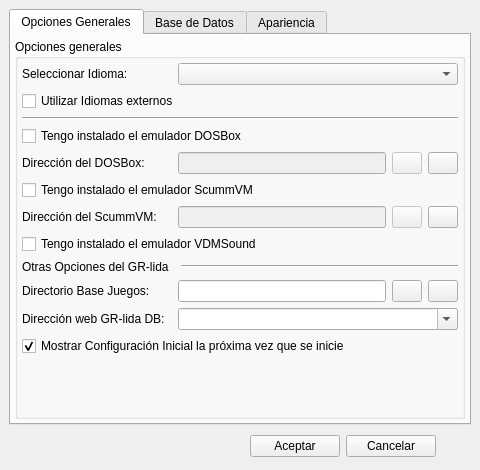
Monthy/gr-lida, file ui/opciones.ui: the form before one commit.
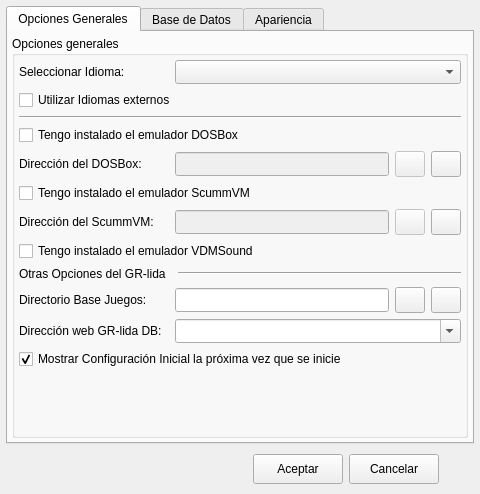
The form after the commit. Icons and pictures are not drawn.

Patch:
```diff
--- a/ui/opciones.ui
+++ b/ui/opciones.ui
@@ -6,7 +6,7 @@
     <x>0</x>
     <y>0</y>
     <width>480</width>
-    <height>470</height>
+    <height>494</height>
    </rect>
   </property>
   <property name="minimumSize" >
@@ -33,7 +33,7 @@
     <number>6</number>
    </property>
    <property name="margin" >
-    <number>9</number>
+    <number>6</number>
    </property>
    <item>
     <widget class="QTabWidget" name="tabWidget_Config" >
@@ -96,7 +96,7 @@
               <property name="minimumSize" >
                <size>
                 <width>0</width>
-                <height>22</height>
+                <height>24</height>
                </size>
               </property>
              </widget>
@@ -159,6 +159,12 @@
               <property name="enabled" >
                <bool>false</bool>
               </property>
+              <property name="minimumSize" >
+               <size>
+                <width>0</width>
+                <height>24</height>
+               </size>
+              </property>
              </widget>
             </item>
             <item>
@@ -166,6 +172,12 @@
               <property name="enabled" >
                <bool>false</bool>
               </property>
+              <property name="minimumSize" >
+               <size>
+                <width>30</width>
+                <height>26</height>
+               </size>
+              </property>
               <property name="maximumSize" >
                <size>
                 <width>30</width>
@@ -186,6 +198,12 @@
               <property name="enabled" >
                <bool>true</bool>
               </property>
+              <property name="minimumSize" >
+               <size>
+                <width>30</width>
+                <height>26</height>
+               </size>
+              </property>
               <property name="maximumSize" >
                <size>
                 <width>30</width>
@@ -242,6 +260,12 @@
               <property name="enabled" >
                <bool>false</bool>
               </property>
+              <property name="minimumSize" >
+               <size>
+                <width>0</width>
+                <height>24</height>
+               </size>
+              </property>
              </widget>
             </item>
             <item>
@@ -249,6 +273,12 @@
               <property name="enabled" >
                <bool>false</bool>
               </property>
+              <property name="minimumSize" >
+               <size>
+                <width>30</width>
+                <height>26</height>
+               </size>
+              </property>
               <property name="maximumSize" >
                <size>
                 <width>30</width>
@@ -269,6 +299,12 @@
               <property name="enabled" >
                <bool>true</bool>
               </property>
+              <property name="minimumSize" >
+               <size>
+                <width>30</width>
+                <height>26</height>
+               </size>
+              </property>
               <property name="maximumSize" >
                <size>
                 <width>30</width>
@@ -348,10 +384,23 @@
              </widget>
             </item>
             <item>
-             <widget class="QLineEdit" name="txtDirBaseGames" />
+             <widget class="QLineEdit" name="txtDirBaseGames" >
+              <property name="minimumSize" >
+               <size>
+                <width>0</width>
+                <height>24</height>
+               </size>
+              </property>
+             </widget>
             </item>
             <item>
              <widget class="QPushButton" name="btnDirBaseGames" >
+              <property name="minimumSize" >
+               <size>
+                <width>30</width>
+                <height>26</height>
+               </size>
+              </property>
               <property name="maximumSize" >
                <size>
                 <width>30</width>
@@ -369,6 +418,12 @@
               <property name="enabled" >
                <bool>true</bool>
               </property>
+              <property name="minimumSize" >
+               <size>
+                <width>30</width>
+                <height>26</height>
+               </size>
+              </property>
               <property name="maximumSize" >
                <size>
                 <width>30</width>
@@ -418,7 +473,7 @@
               <property name="minimumSize" >
                <size>
                 <width>0</width>
-                <height>22</height>
+                <height>24</height>
                </size>
               </property>
               <property name="editable" >
@@ -1202,7 +1257,7 @@
        <property name="minimumSize" >
         <size>
          <width>90</width>
-         <height>0</height>
+         <height>30</height>
         </size>
        </property>
        <property name="text" >
@@ -1219,7 +1274,7 @@
        <property name="minimumSize" >
         <size>
          <width>90</width>
-         <height>0</height>
+         <height>30</height>
         </size>
        </property>
        <property name="text" >
```
Left out of the diff: 68 changed lines with no effect on the pictures.
